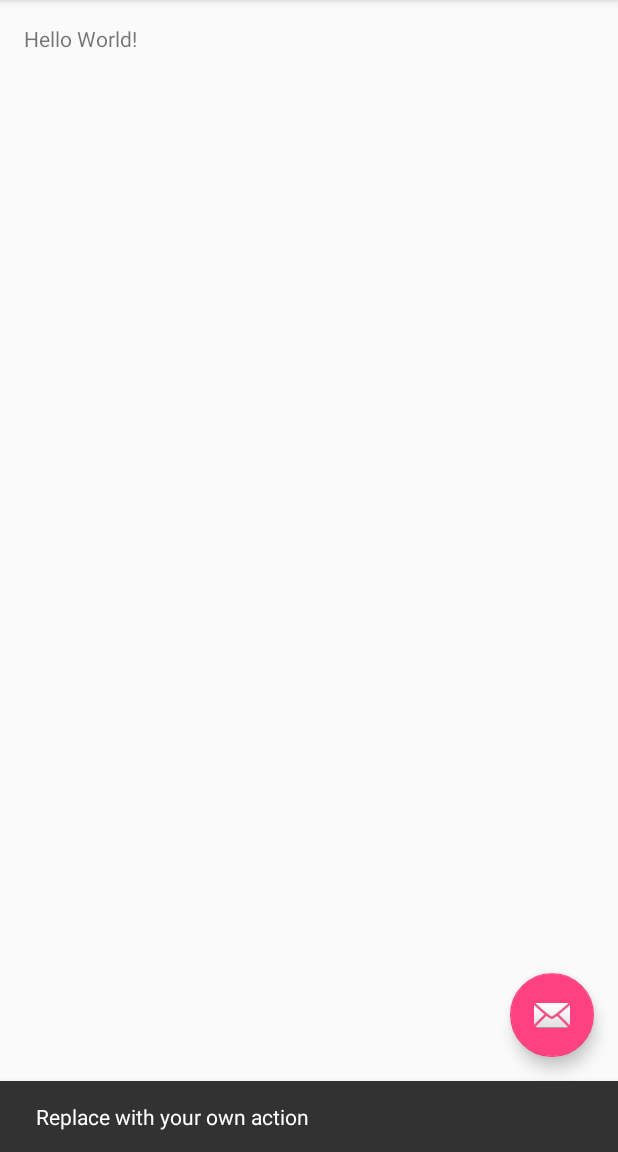
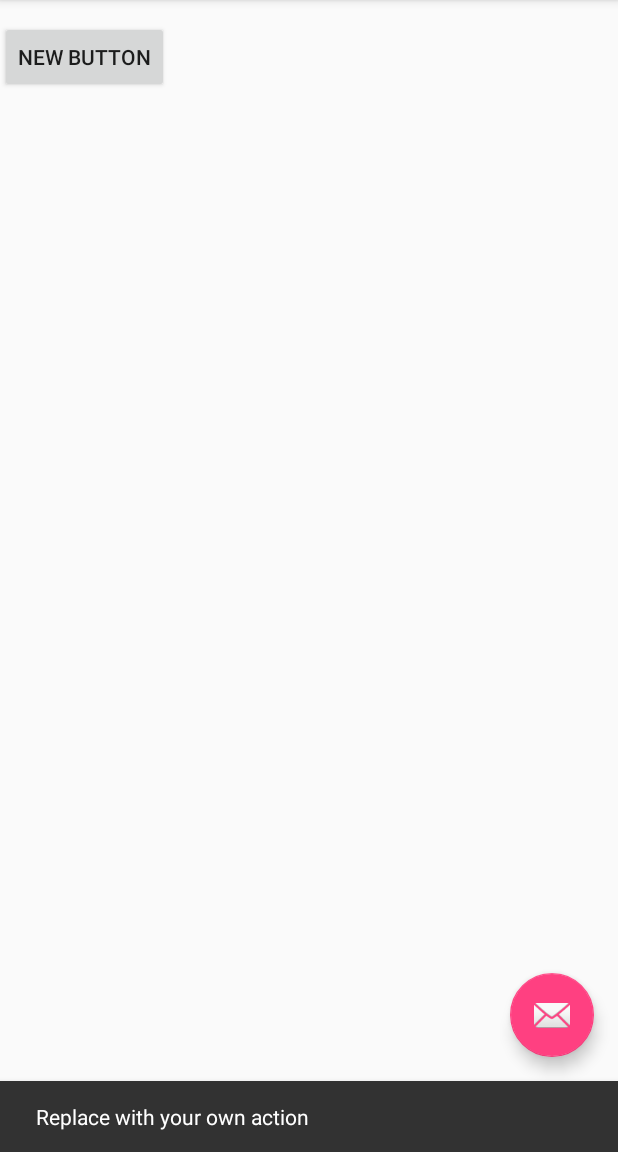
Before and after one commit to pgrath/hack2015, an Android app: the screen it shows after launch (MainActivity), after a tap on an icon or button, on a phone screen of 412 x 824 dp, the part 84-1236 px from its top. Run offline under Robolectric (Android 15) with nearby library versions, the phone set to English and light mode, and no system bars; libraries missing offline, so code that uses them is left out: com.firebase.client; 1 statement that could not run was skipped.

```diff
--- a/app/src/main/res/layout/activity_main.xml
+++ b/app/src/main/res/layout/activity_main.xml
@@ -7,7 +7,8 @@
     tools:context=".MainActivity">
 
     <android.support.design.widget.AppBarLayout android:layout_height="wrap_content"
-        android:layout_width="match_parent" android:theme="@style/AppTheme.AppBarOverlay">
+        android:layout_width="match_parent" android:theme="@style/AppTheme.AppBarOverlay"
+        android:id="@+id/button2">
 
         <android.support.v7.widget.Toolbar android:id="@+id/toolbar"
             android:layout_width="match_parent" android:layout_height="?attr/actionBarSize"
@@ -22,4 +23,15 @@
         android:layout_gravity="bottom|end" android:layout_margin="@dimen/fab_margin"
         android:src="@android:drawable/ic_dialog_email" />
 
+    <Button
+        android:layout_width="wrap_content"
+        android:layout_height="wrap_content"
+        android:text="New Button"
+        android:id="@+id/button"
+        android:layout_marginTop="70dp"
+        android:layout_below="@+id/button2"
+        android:layout_alignParentLeft="true"
+        android:layout_alignParentStart="true"
+        android:onClick="FireTest"/>
+
 </android.support.design.widget.CoordinatorLayout>
```
Also changed, not shown: app/build.gradle (+9 -0 lines), app/src/main/java/com/example/pat/hack2015/MainActivity.java (+20 -2 lines).
